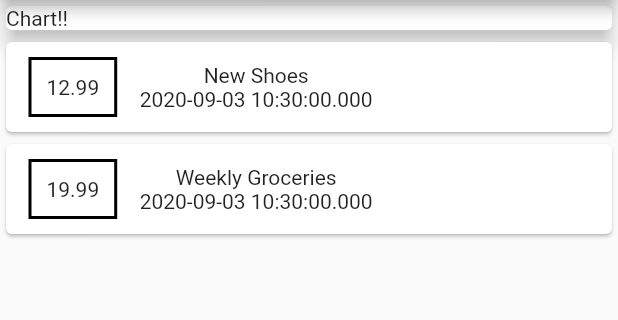
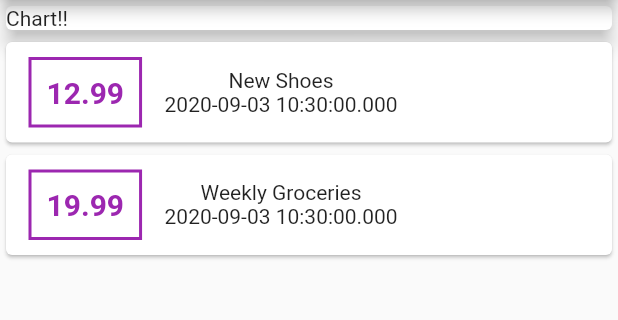
Before and after one commit to MyoMyatAung/Personal_Expense, a Flutter app: the screen it shows after launch, on a phone screen of 412 x 824 dp, the part 84-404 px from its top. Run offline on Flutter 3.47's test engine with Material 2 defaults, Android fonts, the phone set to English and light mode, and no system bars.

Commit message:
Add price decoration

```diff
--- a/personal_expense/lib/main.dart
+++ b/personal_expense/lib/main.dart
@@ -76,12 +76,19 @@ class MyHomePage extends StatelessWidget {
                             ),
                             decoration: BoxDecoration(
                               border: Border.all(
-                                color: Colors.black,
-                                width: 2
-                              )
+                                color: Colors.purple,
+                                width: 2,
+                              ),
                             ),
                             padding: EdgeInsets.all(10),
-                            child: Text((tx.amount).toString()),
+                            child: Text(
+                              (tx.amount).toString(),
+                              style: TextStyle(
+                                color: Colors.purple,
+                                fontSize: 20,
+                                fontWeight: FontWeight.bold,
+                              ),
+                            ),
                           ),
                           Column(
                             children: [
```
